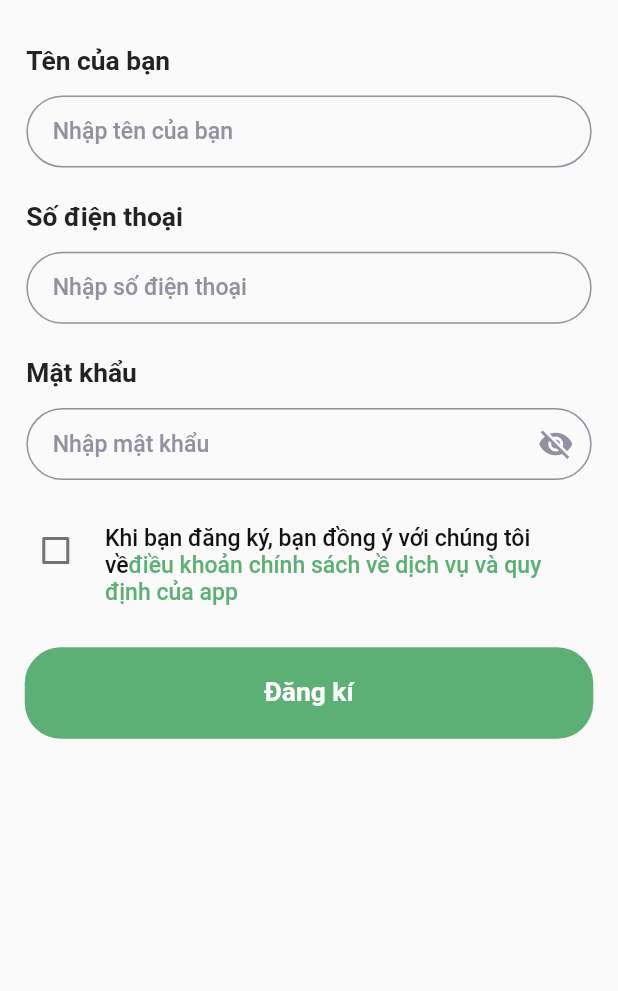
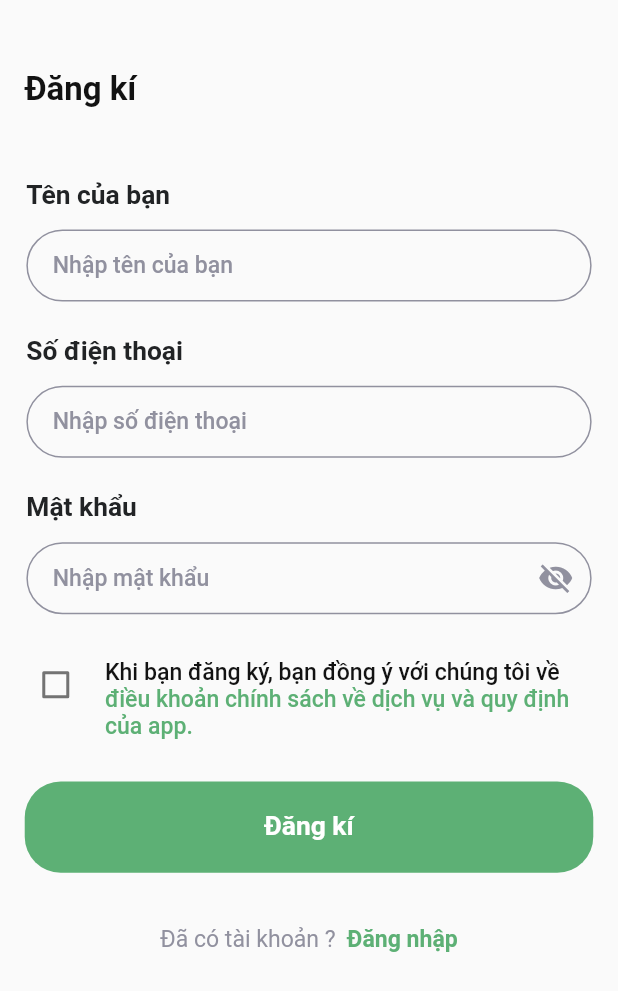
Before and after one commit to BuiTuan1507/DoAnTotNghiep, a Flutter app: the RegisterPage screen opened by its route, on a phone screen of 412 x 824 dp. Shown: the top 991 px of the screen. Run offline on Flutter 3.47's test engine with Material 2 defaults, Android fonts, the phone set to English and light mode, and no system bars; our stand-ins replace dio, flutter_screenutil, flutter_svg, get, google_fonts, shared_preferences and 1 more; accounts and stored records are empty; Roboto replaces fonts that are missing (Sarabun).

Commit message:
login api

```diff
--- a/lib/config/request.dart
+++ b/lib/config/request.dart
@@ -6,8 +6,7 @@ import 'package:dio/dio.dart';
 import 'package:do_an/config/url_api.dart';
 
 import '../models/response_model.dart';
-import '../utils/constants/constant.dart';
-import '../utils/constants/enum.dart';
+import '../utils/utils.dart';
 
 
 Map<MethodType, String> methods = {
--- a/lib/config/url_api.dart
+++ b/lib/config/url_api.dart
@@ -1,17 +1,17 @@
 
 class ProdAppChatEnvironment{
-  final baseUrl = "";
+  final baseUrl = "http://10.0.2.2:8088";
   final baseApi = "/api";
   final baseVersion = "";
   final receiveTimeout = 2 * 60 * 1000;
   final connectTimeout = 2 * 60 * 1000;
 
-  String get domainApi => baseUrl;
+  String get domainApi => "$baseUrl$baseApi$baseVersion";
 }
 
 final appEnvironment = ProdAppChatEnvironment();
 
 class UrlApi{
-
+  static const login = "/login";
 
 }
--- a/lib/modules/login/bindings/login_binding.dart
+++ b/lib/modules/login/bindings/login_binding.dart
@@ -1,4 +1,5 @@
 
+import 'package:do_an/respository/login_repository.dart';
 import 'package:get/get.dart';
 
 import '../controller/login_controller.dart';
@@ -8,6 +9,7 @@ class LoginBinding extends Bindings{
   @override
   void dependencies() {
     Get.lazyPut<LoginController>(() => LoginController());
+    Get.lazyPut<LoginRepository>(() => LoginRepository());
     Get.lazyPut<LoginPage>(() => LoginPage());
   }
 }
--- a/lib/modules/login/widgets/email_field.dart
+++ b/lib/modules/login/widgets/email_field.dart
@@ -42,7 +42,7 @@ Widget buildTextEmailField(
                 ),
                 focusedBorder: OutlineInputBorder(
                   borderSide:
-                  BorderSide(color: violet, width: 1.0),
+                  BorderSide(color: greenMoney, width: 1.0),
                   borderRadius: BorderRadius.circular(24.0),
                 ),
                 enabledBorder: OutlineInputBorder(
--- a/lib/modules/register/page/register_page.dart
+++ b/lib/modules/register/page/register_page.dart
@@ -1,10 +1,12 @@
 import 'dart:developer';
 
+import 'package:do_an/config/config.dart';
 import 'package:do_an/modules/modules.dart';
 import 'package:flutter/gestures.dart';
 import 'package:flutter/material.dart';
 
 import 'package:get/get.dart';
+import 'package:google_fonts/google_fonts.dart';
 
 import '../../../utils/utils.dart';
 
@@ -23,6 +25,9 @@ class RegisterPage extends GetView<RegisterController>{
                 height: height(30),
               ),
               buildTittle(),
+              SizedBox(
+                height: height(30),
+              ),
               buildTextEmailField(
                   tittle: "Tên của bạn",
                   textEditingController: controller.nameController,
@@ -50,7 +55,14 @@ class RegisterPage extends GetView<RegisterController>{
     return Container();
   }
   Widget buildTittle(){
-    return Container();
+    return  Container(
+      padding: EdgeInsets.symmetric(
+          horizontal: paddingMedium, vertical: paddingMedium),
+      child: Text(
+        "Đăng kí",
+        style: AppStyles.textXLBlackSemiBold,
+      ),
+    );
   }
   Widget buildButtonRegister(){
     return ButtonApply(
@@ -71,12 +83,13 @@ class RegisterPage extends GetView<RegisterController>{
         crossAxisAlignment: CrossAxisAlignment.start,
         mainAxisAlignment: MainAxisAlignment.start ,
         children: [
-          Checkbox(
+          Obx(() => Checkbox(
             value: controller.termCondition.value,
+            activeColor: greenMoney,
             onChanged: (value){
               controller.changeTermCondition(value);
             },
-          ),
+          )),
           SizedBox(
             width: width(8),
           ),
@@ -84,11 +97,11 @@ class RegisterPage extends GetView<RegisterController>{
             padding:  EdgeInsets.only(top: height(7),right: width(16)),
             child: RichText(
               text: TextSpan(
-                  text : "Khi bạn đăng ký, bạn đồng ý với chúng tôi về",
+                  text : "Khi bạn đăng ký, bạn đồng ý với chúng tôi về ",
                   style: AppStyles.textSmallBlackMedium,
                   children: <TextSpan>[
                     TextSpan(
-                      text: "điều khoản chính sách về dịch vụ và quy định của app",
+                      text: "điều khoản chính sách về dịch vụ và quy định của app. ",
                       style: AppStyles.textSmallGreenMedium,
                       recognizer: TapGestureRecognizer()..onTap = () => log("to privacy"),
                     )
@@ -102,7 +115,31 @@ class RegisterPage extends GetView<RegisterController>{
   }
 
 
-  Widget textHaveAccount(){
-    return Container();
+  Widget textHaveAccount() {
+    return Center(
+      child: Container(
+          padding: EdgeInsets.symmetric(vertical: height(20)),
+          child: RichText(
+            text: TextSpan(
+              text: 'Đã có tài khoản ?  ',
+              style: GoogleFonts.sarabun(
+                  fontSize: size(14),
+                  fontWeight: FontWeight.w400,
+                  color: lightDarkHintText),
+              children: <TextSpan>[
+                TextSpan(
+                  text: 'Đăng nhập',
+                  style: GoogleFonts.sarabun(
+                      fontSize: size(14),
+                      fontWeight: FontWeight.w600,
+                      color:greenMoney),
+                  recognizer: TapGestureRecognizer()..onTap = () => Get.toNamed(RouterLink.login),
+
+                )
+              ],
+            ),
+          )),
+    );
   }
+
 }
--- /dev/null
+++ b/lib/respository/login_repository.dart
@@ -0,0 +1,15 @@
+import '../config/config.dart';
+import '../models/models.dart';
+import '../utils/utils.dart';
+
+class LoginRepository {
+  final BaseRequest _request = BaseRequest();
+
+  Future<ResponseModel> apiGetListComment(Map<String, dynamic> param) async {
+    var url = UrlApi.login;
+    var res = await _request.requestApi(
+        method: MethodType.post, url: url, param: param);
+    return res;
+  }
+
+}
```
Also changed, not shown: lib/models/login/login_model.dart (added, +28 -0 lines), lib/modules/login/controller/login_controller.dart (+27 -0 lines).
